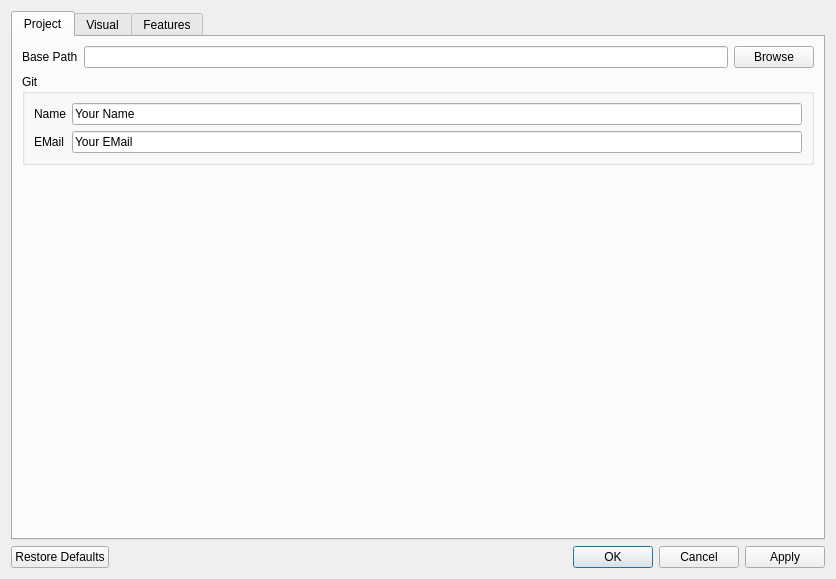
The window that dialogs/dlgpreferences.ui (msnh2012/CAD_cadseer) describes before a commit, drawn with Qt 5.
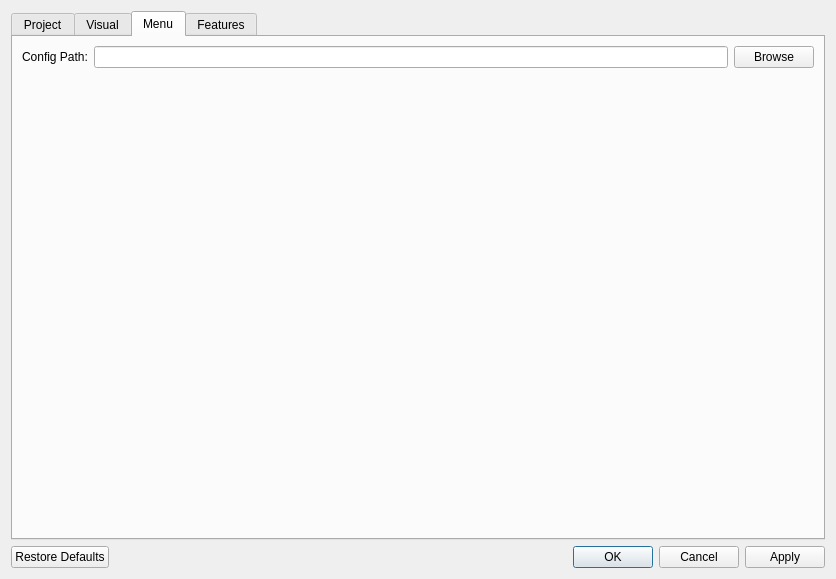
The same window after the commit. The open tabs and pages were chosen to show the change.

Commit message: cadseer: Adding toolbar and menu. See following:

Patch:
```diff
--- a/dialogs/dlgpreferences.ui
+++ b/dialogs/dlgpreferences.ui
@@ -724,6 +724,47 @@
        </item>
       </layout>
      </widget>
+     <widget class="QWidget" name="menuTab">
+      <attribute name="title">
+       <string>Menu</string>
+      </attribute>
+      <layout class="QVBoxLayout" name="verticalLayout_26">
+       <item>
+        <layout class="QHBoxLayout" name="horizontalLayout_7">
+         <item>
+          <widget class="QLabel" name="configPathLabel">
+           <property name="text">
+            <string>Config Path:</string>
+           </property>
+          </widget>
+         </item>
+         <item>
+          <widget class="QLineEdit" name="configPathEditLine"/>
+         </item>
+         <item>
+          <widget class="QPushButton" name="configPathButton">
+           <property name="text">
+            <string>Browse</string>
+           </property>
+          </widget>
+         </item>
+        </layout>
+       </item>
+       <item>
+        <spacer name="verticalSpacer_22">
+         <property name="orientation">
+          <enum>Qt::Vertical</enum>
+         </property>
+         <property name="sizeHint" stdset="0">
+          <size>
+           <width>20</width>
+           <height>435</height>
+          </size>
+         </property>
+        </spacer>
+       </item>
+      </layout>
+     </widget>
      <widget class="QWidget" name="featuresTab">
       <attribute name="title">
        <string>Features</string>
```
Left out of the diff: 4 changed lines with no effect on the pictures. The commit also changes 28 other files.
